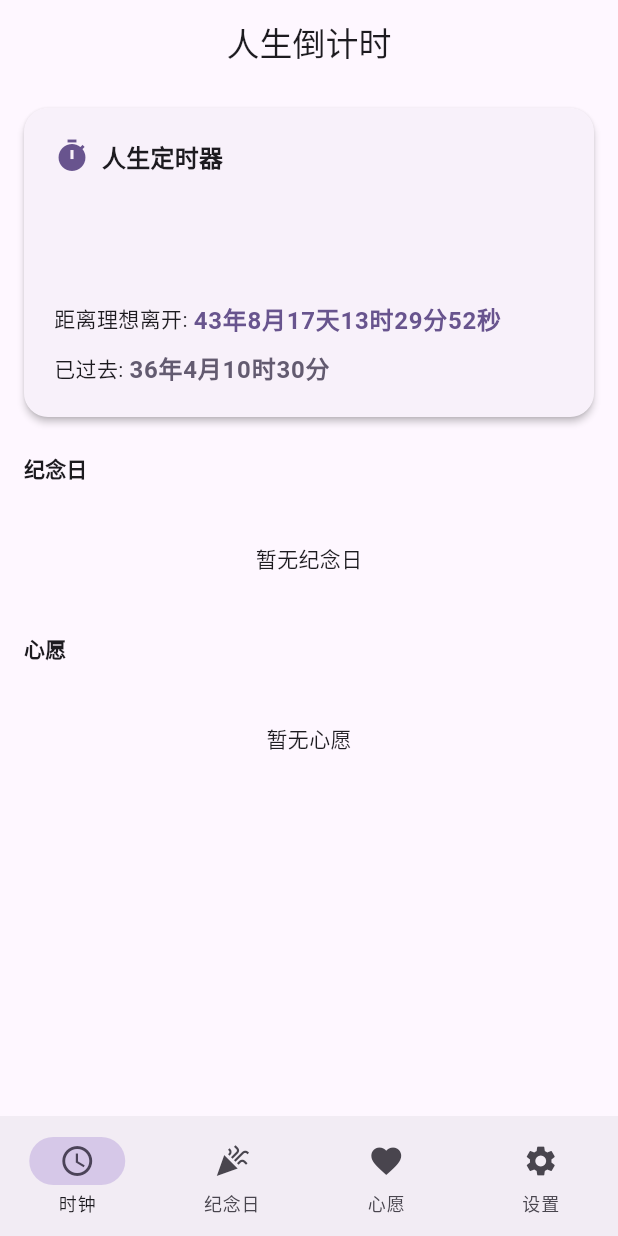
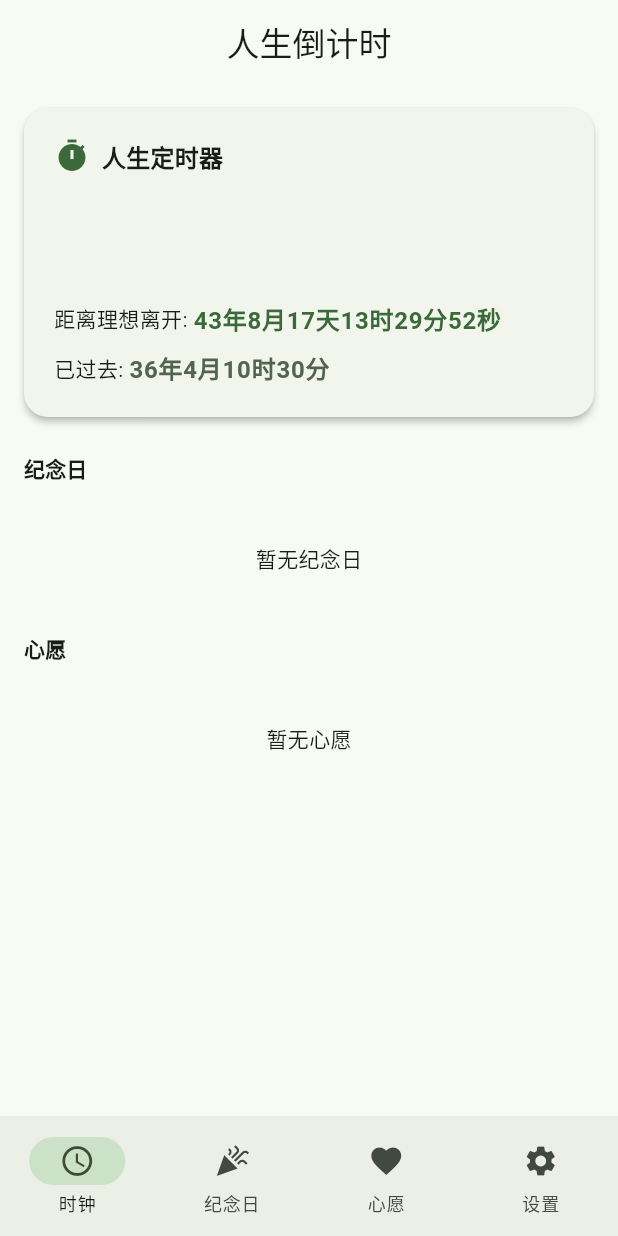
Before and after one commit to kenny-project/ArrivalDays, a Flutter app: the screen it shows after launch, on a phone screen of 412 x 824 dp. Run offline on Flutter 3.47's test engine with Material 3 defaults, Android fonts, the phone set to English and light mode, and no system bars; our stand-ins replace file_picker, flutter_local_notifications, flutter_riverpod, share_plus, sqflite, sqflite_common_ffi_web and 1 more; accounts and stored records are empty.

Commit message:
feat: change theme color to green

```diff
--- a/lib/core/theme/app_theme.dart
+++ b/lib/core/theme/app_theme.dart
@@ -5,7 +5,7 @@ class AppTheme {
     return ThemeData(
       useMaterial3: true,
       colorScheme: ColorScheme.fromSeed(
-        seedColor: Colors.deepPurple,
+        seedColor: Colors.green,
         brightness: Brightness.light,
       ),
       appBarTheme: const AppBarTheme(
@@ -18,14 +18,14 @@ class AppTheme {
         ),
       ),
       floatingActionButtonTheme: FloatingActionButtonThemeData(
-        backgroundColor: Colors.deepPurple,
+        backgroundColor: Colors.green,
         foregroundColor: Colors.white,
         shape: RoundedRectangleBorder(
           borderRadius: BorderRadius.circular(16),
         ),
       ),
       navigationBarTheme: NavigationBarThemeData(
-        indicatorColor: Colors.deepPurple.withValues(alpha: 0.2),
+        indicatorColor: Colors.green.withValues(alpha: 0.2),
         labelBehavior: NavigationDestinationLabelBehavior.alwaysShow,
       ),
     );
@@ -35,7 +35,7 @@ class AppTheme {
     return ThemeData(
       useMaterial3: true,
       colorScheme: ColorScheme.fromSeed(
-        seedColor: Colors.deepPurple,
+        seedColor: Colors.green,
         brightness: Brightness.dark,
       ),
       appBarTheme: const AppBarTheme(
@@ -48,14 +48,14 @@ class AppTheme {
         ),
       ),
       floatingActionButtonTheme: FloatingActionButtonThemeData(
-        backgroundColor: Colors.deepPurple,
+        backgroundColor: Colors.green,
         foregroundColor: Colors.white,
         shape: RoundedRectangleBorder(
           borderRadius: BorderRadius.circular(16),
         ),
       ),
       navigationBarTheme: NavigationBarThemeData(
-        indicatorColor: Colors.deepPurple.withValues(alpha: 0.2),
+        indicatorColor: Colors.green.withValues(alpha: 0.2),
         labelBehavior: NavigationDestinationLabelBehavior.alwaysShow,
       ),
     );
```
